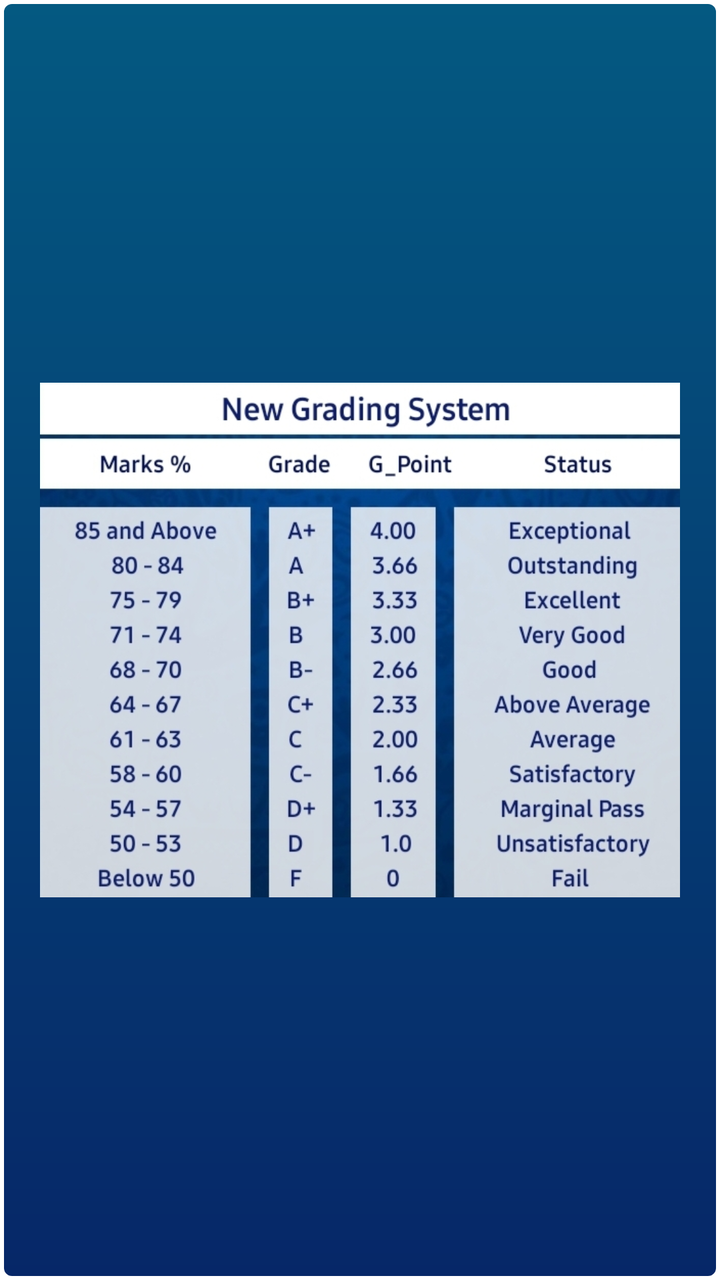
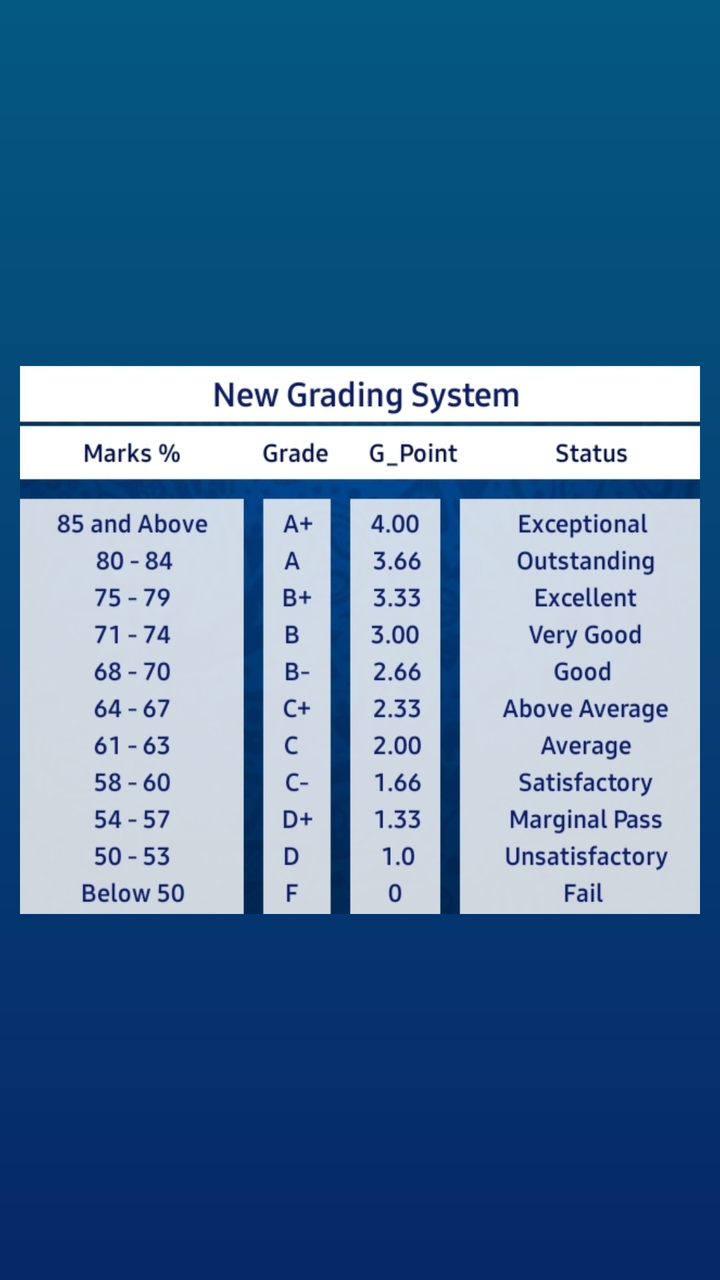

Two renders of the same Android screen: before a commit and after it. Below are the layout's source before the change and the commit's diff.
<!-- AndroidManifest.xml: application theme MyAppTheme -->
<!-- res/layout/activity_grade_list.xml -->
<?xml version="1.0" encoding="utf-8"?>
<RelativeLayout
    xmlns:android="http://schemas.android.com/apk/res/android"
    android:layout_width="match_parent"
    android:layout_height="match_parent"
    android:background="@drawable/main_text_background">

    
    <ImageView
        android:id="@+id/imageView"
        android:layout_width="match_parent"
        android:layout_height="wrap_content"
        android:layout_centerInParent="true"
        android:contentDescription="@string/grade_list_des"
        android:padding="10dp"
        android:src="@drawable/grade_list" />

</RelativeLayout>
<!-- resources referenced by this layout -->
<resources>
  <!-- drawable grade_list: jpg bitmap (drawable, 175178 bytes) -->
  <!-- drawable main_text_background (drawable) -->
  <shape xmlns:android="http://schemas.android.com/apk/res/android"
      android:shape="rectangle">
      <gradient
          android:endColor="#045981"
          android:startColor="#062768"
          android:angle="90" />
      <padding
          android:left="10dp"
          android:top="10dp"
          android:right="10dp"
          android:bottom="10dp" />
      <corners android:radius="5dp" />
      <stroke
          android:width="2dp"
          android:color="#FFFFFF" />
  </shape>
  <string name="grade_list_des">Grade List</string>
  <style name="MyAppTheme" parent="Theme.MaterialComponents.DayNight.DarkActionBar">
          
          <item name="colorPrimary">#02AAF8</item>
          <item name="colorPrimaryVariant">@color/grey</item>
          <item name="colorOnPrimary">@color/white</item>
          
          <item name="colorSecondary">@color/hintBlack</item>
          <item name="colorSecondaryVariant">#000000</item>
          <item name="colorOnSecondary">@color/black</item>
          
          <item name="android:statusBarColor" tools:targetApi="l">#81B1C1</item>
          
      </style>
  <color name="grey">#CDCDCD</color>
  <color name="white">#FFFFFFFF</color>
  <color name="hintBlack">#494545</color>
  <color name="black">#FF000000</color>
</resources>

<!-- the commit's change to res/layout/activity_grade_list.xml (unified diff, before → after) -->
@@ -3,7 +3,7 @@
     xmlns:android="http://schemas.android.com/apk/res/android"
     android:layout_width="match_parent"
     android:layout_height="match_parent"
-    android:background="@drawable/main_text_background">
+    android:background="@drawable/main_background">
 
     
     <ImageView
<!-- resource entries referenced after the edit -->
@@ -1,22 +1,13 @@
 <!-- resources referenced by this layout -->
 <resources>
   <!-- drawable grade_list: jpg bitmap (drawable, 175178 bytes) -->
-  <!-- drawable main_text_background (drawable) -->
+  <!-- drawable main_background (drawable) -->
   <shape xmlns:android="http://schemas.android.com/apk/res/android"
       android:shape="rectangle">
       <gradient
           android:endColor="#045981"
           android:startColor="#062768"
           android:angle="90" />
-      <padding
-          android:left="10dp"
-          android:top="10dp"
-          android:right="10dp"
-          android:bottom="10dp" />
-      <corners android:radius="5dp" />
-      <stroke
-          android:width="2dp"
-          android:color="#FFFFFF" />
   </shape>
   <string name="grade_list_des">Grade List</string>
   <style name="MyAppTheme" parent="Theme.MaterialComponents.DayNight.DarkActionBar">
